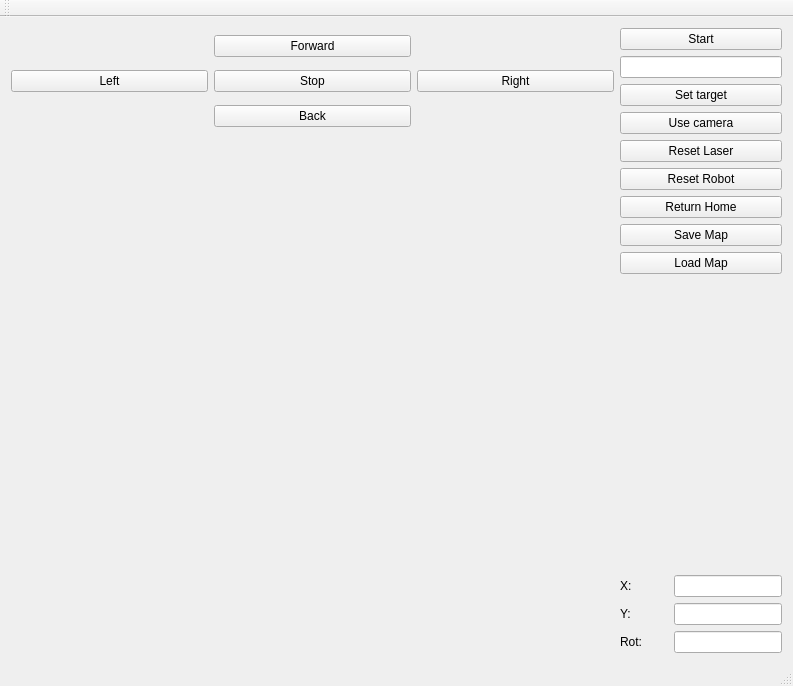
Above: uloha-1/uloha1/mainwindow.ui from matejmedveczky/rmr_benkovsky_medveczky before the change. Below: the same form after it.
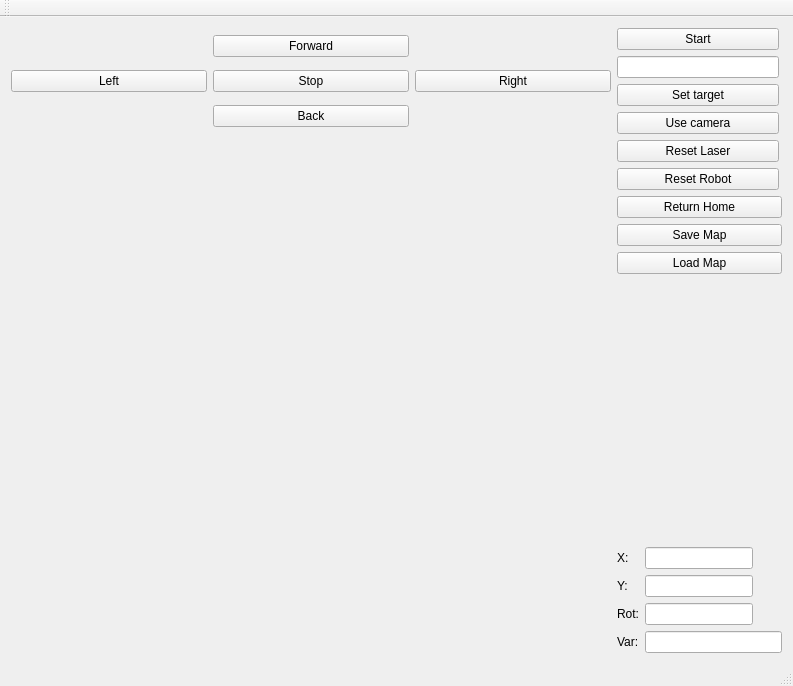
That is the form after the change.

Diff of the .ui file:
```diff
--- a/uloha-1/uloha1/mainwindow.ui
+++ b/uloha-1/uloha1/mainwindow.ui
@@ -306,6 +306,16 @@
           </property>
          </widget>
         </item>
+        <item row="3" column="1">
+         <widget class="QLineEdit" name="lineEdit_5"/>
+        </item>
+        <item row="3" column="0">
+         <widget class="QLabel" name="label_4">
+          <property name="text">
+           <string>Var:</string>
+          </property>
+         </widget>
+        </item>
        </layout>
       </item>
      </layout>
```
Left out of the diff: 54 changed lines with no effect on the pictures.
